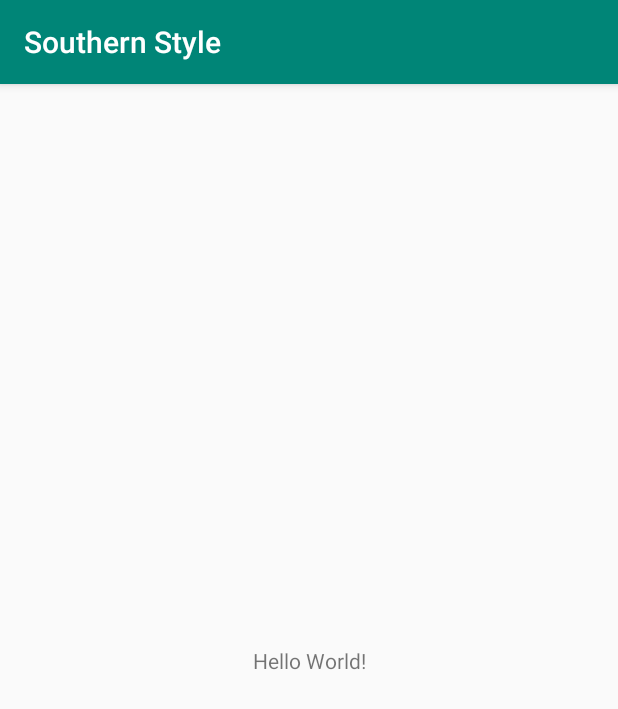
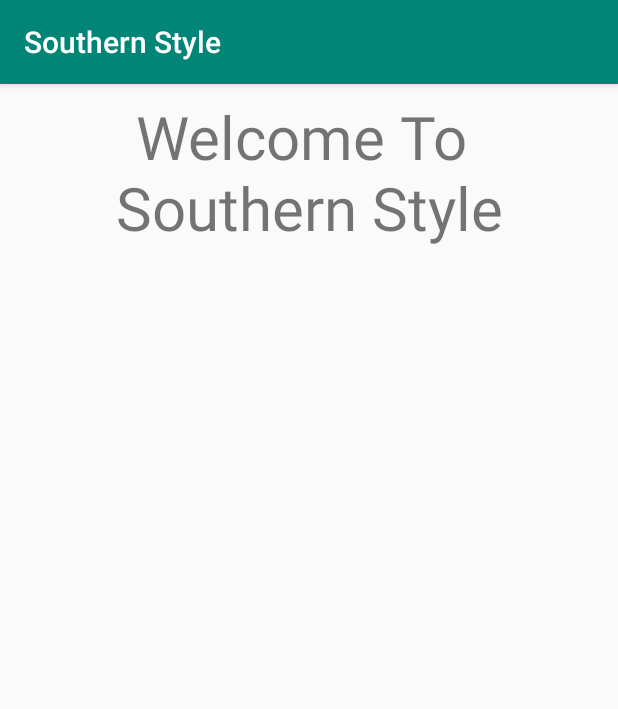
Before and after one commit to c2designer/southernstyle, an Android app: the screen it shows after launch (MainActivity), on a phone screen of 412 x 824 dp. Shown: the top 709 px of the screen. Run offline under Robolectric (Android 15) with nearby library versions, the phone set to English and light mode, and no system bars.

Commit message:
changes on welcome screen

```diff
--- a/app/src/main/res/layout/activity_main.xml
+++ b/app/src/main/res/layout/activity_main.xml
@@ -1,18 +1,16 @@
 <?xml version="1.0" encoding="utf-8"?>
-<android.support.constraint.ConstraintLayout xmlns:android="http://schemas.android.com/apk/res/android"
-    xmlns:app="http://schemas.android.com/apk/res-auto"
+<LinearLayout xmlns:android="http://schemas.android.com/apk/res/android"
     xmlns:tools="http://schemas.android.com/tools"
     android:layout_width="match_parent"
     android:layout_height="match_parent"
-    tools:context=".MainActivity">
+    android:orientation="vertical">
 
     <TextView
-        android:layout_width="wrap_content"
-        android:layout_height="wrap_content"
-        android:text="Hello World!"
-        app:layout_constraintBottom_toBottomOf="parent"
-        app:layout_constraintLeft_toLeftOf="parent"
-        app:layout_constraintRight_toRightOf="parent"
-        app:layout_constraintTop_toTopOf="parent" />
-
-</android.support.constraint.ConstraintLayout>
+        android:id="@+id/welcome_tv"
+        android:layout_width="match_parent"
+        android:layout_height="117dp"
+        android:gravity="center_vertical"
+        android:textAlignment="center"
+        android:textSize="40dp"
+        android:text="Welcome To \nSouthern Style" />
+</LinearLayout>
```
